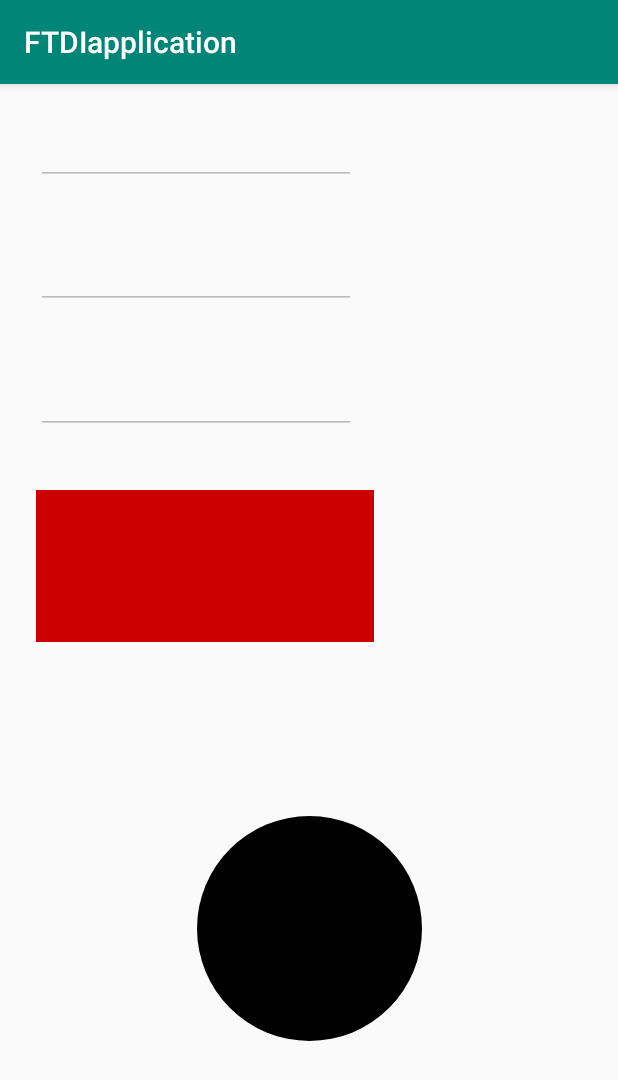
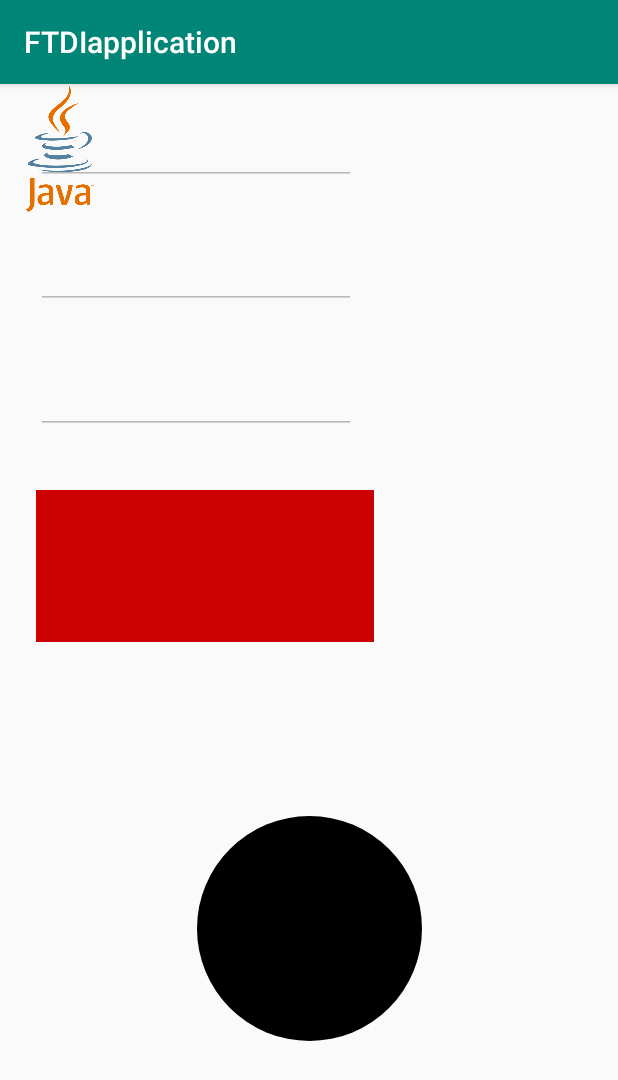
Before and after one commit to Thejackalphantom/PinPoint, an Android app: the screen it shows after launch (MainActivity), on a phone screen of 412 x 824 dp. Shown: the top 1080 px of the screen. Run offline under Robolectric (Android 15) with nearby library versions, the phone set to English and light mode, and no system bars; libraries missing offline, so code that uses them is left out: com.hoho.android; 2 statements that could not run were skipped.

Commit message:
added image as test
testing images

```diff
--- a/FTDIapplication/app/src/main/res/layout/activity_main.xml
+++ b/FTDIapplication/app/src/main/res/layout/activity_main.xml
@@ -109,5 +109,13 @@
         app:layout_constraintTop_toTopOf="parent"
         app:layout_constraintVertical_bias="1.0" />
 
+    <ImageView
+        android:id="@+id/imageView"
+        android:layout_width="79dp"
+        android:layout_height="86dp"
+        app:srcCompat="@drawable/jabba"
+        tools:layout_editor_absoluteX="-9dp"
+        tools:layout_editor_absoluteY="639dp" />
+
 
 </androidx.constraintlayout.widget.ConstraintLayout>
```
Also changed, not shown: FTDIapplication/app/src/main/res/drawable/jabba.jpg (added).
